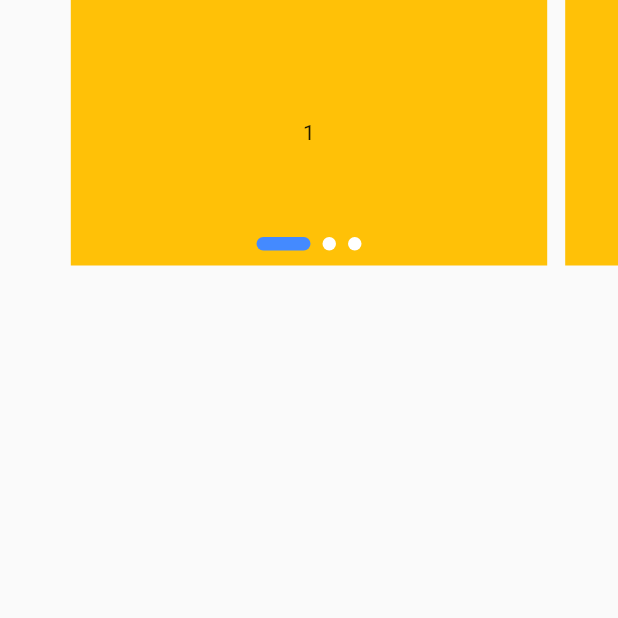
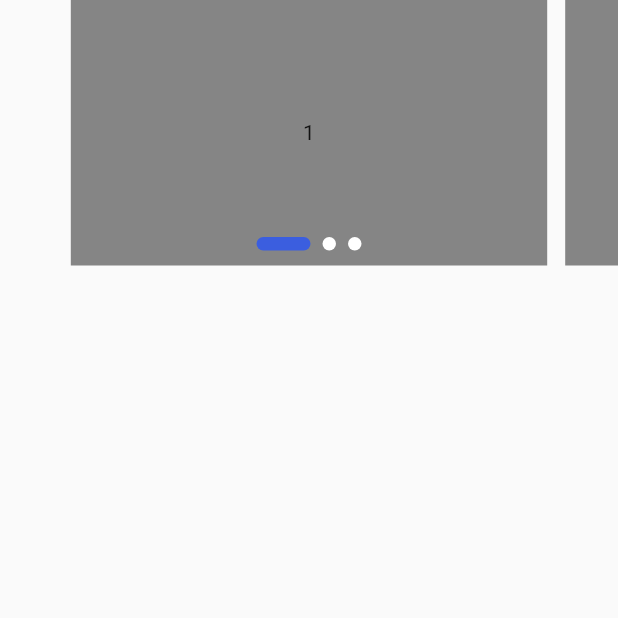
Before and after one commit to Alits23/shaparak, a Flutter app: the screen it shows after launch, on a phone screen of 412 x 824 dp, the top half of it. Run offline on Flutter 3.47's test engine with Material 2 defaults, Android fonts, the phone set to English and light mode, and no system bars; drawn by our look-alikes of smooth_page_indicator.

Commit message:
custom color

```diff
--- /dev/null
+++ b/lib/constans/color.dart
@@ -0,0 +1,11 @@
+import 'package:flutter/material.dart';
+
+class CustomColors {
+  static const Color blueIndicator = Color(0xff3B5EDF);
+  static const Color backgroundScreenColor = Color(0xffEEEEEE);
+  static const Color blue = Color(0xff3B5EDF);
+  static const Color red = Color(0xffD02026);
+  static const Color green = Color(0xff1DB68B);
+  static const Color gery = Color(0xff858585);
+  static const Color white = Color(0xffffffff);
+}
--- a/lib/view/home_screen.dart
+++ b/lib/view/home_screen.dart
@@ -1,4 +1,5 @@
 import 'package:flutter/material.dart';
+import 'package:shaparak/constans/color.dart';
 import 'package:smooth_page_indicator/smooth_page_indicator.dart';
 
 class HomeScreen extends StatefulWidget {
@@ -27,7 +28,7 @@ class _HomeScreenState extends State<HomeScreen> {
                   return Container(
                     margin: const EdgeInsets.symmetric(horizontal: 6.0),
                     decoration: const BoxDecoration(
-                      color: Colors.amber,
+                      color: CustomColors.gery,
                     ),
                     child: Center(
                       child: Text('${index + 1}'),
@@ -42,8 +43,8 @@ class _HomeScreenState extends State<HomeScreen> {
                 controller: bannerController,
                 count: 3,
                 effect: const ExpandingDotsEffect(
-                  activeDotColor: Colors.blueAccent,
-                  dotColor: Colors.white,
+                  activeDotColor: CustomColors.blueIndicator,
+                  dotColor: CustomColors.white,
                   expansionFactor: 4.0,
                   dotHeight: 9.0,
                   dotWidth: 9.0,
```
